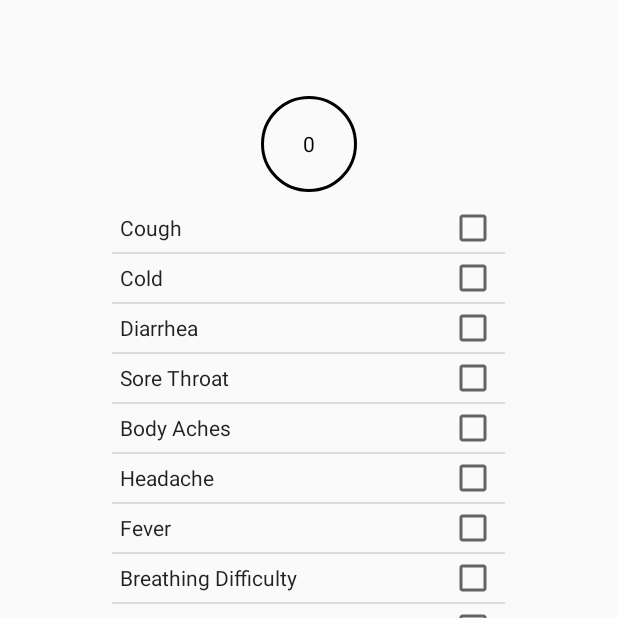
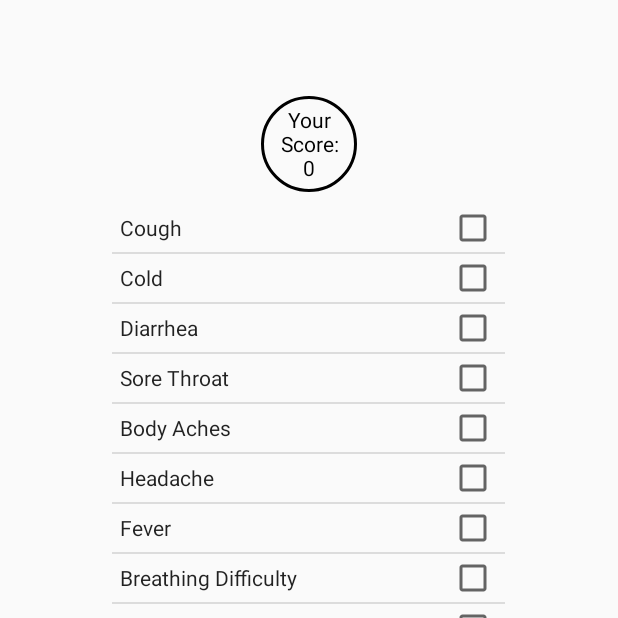
Before and after one commit to kingtvarshin/Covid19_hackacrisisapp, an Android app: the screen it shows after launch (MainActivity), on a phone screen of 412 x 824 dp, the top half of it. Run offline under Robolectric (Android 15) with nearby library versions, the phone set to English and light mode, and no system bars; our stand-ins replace navigation-ui.

Commit message:
changed score display format

```diff
--- a/app/src/main/java/com/example/covid19tracker/ui/home/HomeFragment.java
+++ b/app/src/main/java/com/example/covid19tracker/ui/home/HomeFragment.java
@@ -51,7 +51,8 @@ public class HomeFragment extends Fragment {
                 for(String item:selectedItems){
                     score=score + returnScoreValue(item);
                 }
-                textView.setText(String.valueOf(score));
+                String display = "Your Score:\n"+String.valueOf(score);
+                textView.setText(display);
                 // Toast.makeText(getActivity(), score.toString(), Toast.LENGTH_LONG).show();
             }
         });
--- a/app/src/main/java/com/example/covid19tracker/ui/home/HomeViewModel.java
+++ b/app/src/main/java/com/example/covid19tracker/ui/home/HomeViewModel.java
@@ -10,7 +10,7 @@ public class HomeViewModel extends ViewModel {
 
     public HomeViewModel() {
         mText = new MutableLiveData<>();
-        mText.setValue("0");
+        mText.setValue("Your Score:\n0");
     }
 
     public LiveData<String> getText() {
```
